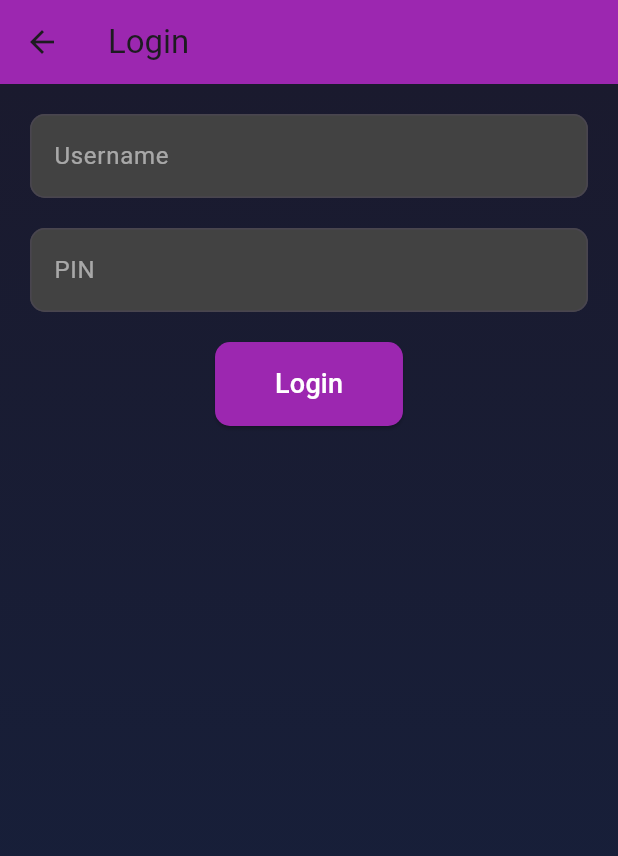
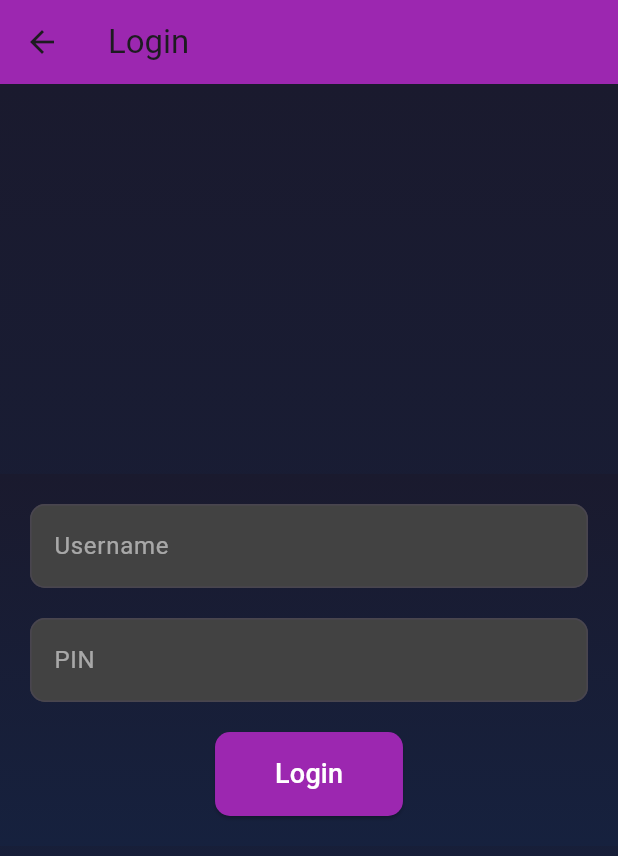
Before and after one commit to iam-ajmunna/MyPocket--A-Unified-Digital-Wallet, a Flutter app: the screen it shows after launch, after a tap on the "arrow forward" icon, on a phone screen of 412 x 824 dp. Shown: the top 856 px of the screen. Run offline on Flutter 3.47's test engine with Material 3 defaults, Android fonts, the phone set to English and light mode, and no system bars; our stand-ins replace google_fonts, shared_preferences.

```diff
--- a/application files/lib/LoginScreen.dart
+++ b/application files/lib/LoginScreen.dart
@@ -1,6 +1,5 @@
 import 'package:flutter/material.dart';
 import 'walletscreen.dart';
-
 
 class LoginScreen extends StatelessWidget {
   final _usernameController = TextEditingController();
@@ -9,11 +8,26 @@ class LoginScreen extends StatelessWidget {
   @override
   Widget build(BuildContext context) {
     return Scaffold(
-      appBar: AppBar(
-        title: Text('Login'),
-        backgroundColor: Colors.purple,
+      appBar: AppBar(title: Text('Login'), backgroundColor: Colors.purple),
+      body: Stack(
+        // Use Stack to layer the background color and the centered container
+        children: [
+          // Background color takes up the entire screen
+          Container(
+            width: double.infinity,
+            height: double.infinity,
+            decoration: BoxDecoration(
+              gradient: LinearGradient(
+                colors: [Color(0xFF1A1A2E), Color(0xFF16213E)],
+                begin: Alignment.topCenter,
+                end: Alignment.bottomCenter,
               ),
-      body: Container(
+            ),
+          ),
+          // Centered Container with username, PIN, and button
+          Align(
+            alignment: Alignment.center, // Center the container
+            child: Container(
               padding: EdgeInsets.all(20),
               decoration: BoxDecoration(
                 gradient: LinearGradient(
@@ -23,6 +37,9 @@ class LoginScreen extends StatelessWidget {
                 ),
               ),
               child: Column(
+                mainAxisSize:
+                    MainAxisSize
+                        .min, // Ensures the column only takes the necessary space to fit its children
                 children: [
                   TextField(
                     controller: _usernameController,
@@ -57,10 +74,13 @@ class LoginScreen extends StatelessWidget {
                   ElevatedButton(
                     onPressed: () {
                       // Check if username and PIN are correct
-                if (_usernameController.text == 'admin' && _pinController.text == '1234') {
+                      if (_usernameController.text == 'admin' &&
+                          _pinController.text == '1234') {
                         Navigator.pushReplacement(
                           context,
-                    MaterialPageRoute(builder: (context) => WalletScreen()),
+                          MaterialPageRoute(
+                            builder: (context) => WalletScreen(),
+                          ),
                         );
                       } else {
                         ScaffoldMessenger.of(context).showSnackBar(
@@ -73,7 +93,10 @@ class LoginScreen extends StatelessWidget {
                     },
                     style: ElevatedButton.styleFrom(
                       backgroundColor: Colors.purple,
-                padding: EdgeInsets.symmetric(horizontal: 40, vertical: 15),
+                      padding: EdgeInsets.symmetric(
+                        horizontal: 40,
+                        vertical: 15,
+                      ),
                       shape: RoundedRectangleBorder(
                         borderRadius: BorderRadius.circular(10),
                       ),
@@ -86,6 +109,9 @@ class LoginScreen extends StatelessWidget {
                 ],
               ),
             ),
+          ),
+        ],
+      ),
     );
   }
 }
```
Lines whose indentation alone changed are shown as unchanged.
